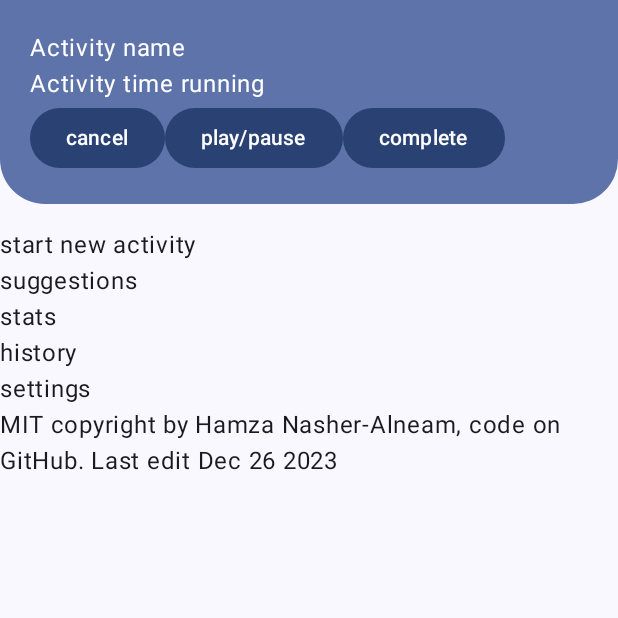
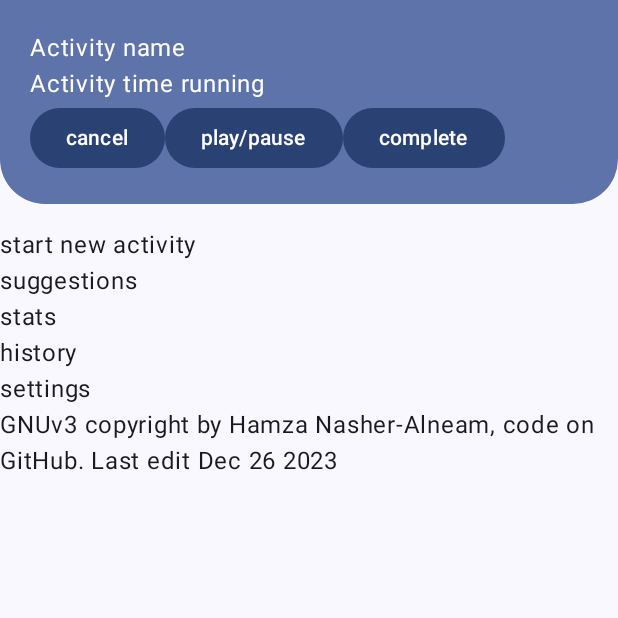
Before and after one commit to hnasheralneam/ActivityLog, an Android app built with Jetpack Compose: the screen it shows after launch (MainActivity), on a phone screen of 412 x 824 dp, the top half of it. Run offline under Robolectric (Android 15) with nearby library versions, the phone set to English and light mode, and no system bars.

Commit message:
Initial commit

```diff
--- a/app/src/main/java/com/example/activitylog/MainActivity.kt
+++ b/app/src/main/java/com/example/activitylog/MainActivity.kt
@@ -76,7 +76,7 @@ class MainActivity : ComponentActivity() {
                             Text("stats")
                             Text("history")
                             Text("settings")
-                            Text("MIT copyright by Hamza Nasher-Alneam, code on GitHub. Last edit Dec 26 2023")
+                            Text("GNUv3 copyright by Hamza Nasher-Alneam, code on GitHub. Last edit Dec 26 2023")
                         }
                     }
                 }
```
